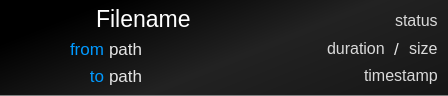
Qt form ui/transferitem.ui (jonnenauha/DropN900) before a commit.
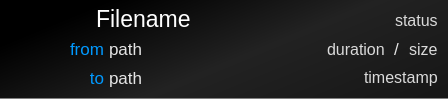
The same form after that commit.

Patch:
```diff
--- a/ui/transferitem.ui
+++ b/ui/transferitem.ui
@@ -7,7 +7,7 @@
     <x>0</x>
     <y>0</y>
     <width>448</width>
-    <height>96</height>
+    <height>99</height>
    </rect>
   </property>
   <property name="windowTitle">
```
